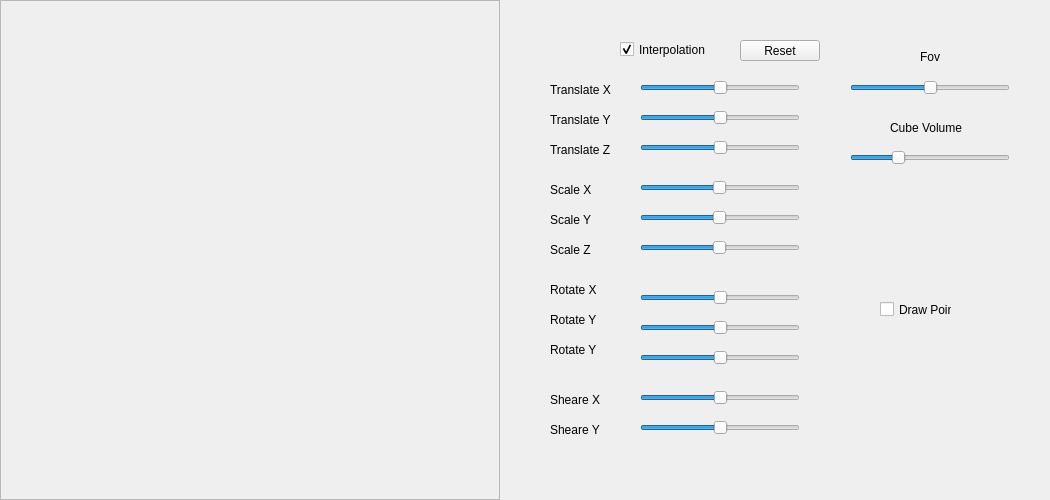
Before: the Qt Designer form transformation3d.ui in RafikFafik/miniGimp, drawn with Qt 5.
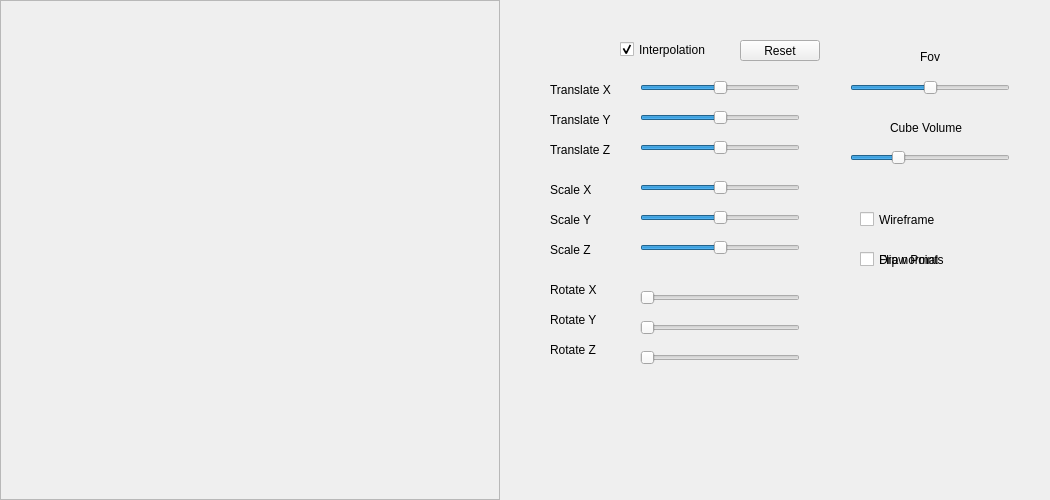
After: the same form once the commit is applied.

Patch:
```diff
--- a/transformation3d.ui
+++ b/transformation3d.ui
@@ -42,7 +42,7 @@
     <number>360</number>
    </property>
    <property name="value">
-    <number>180</number>
+    <number>0</number>
    </property>
    <property name="orientation">
     <enum>Qt::Horizontal</enum>
@@ -93,7 +93,7 @@
     </rect>
    </property>
    <property name="minimum">
-    <number>1</number>
+    <number>0</number>
    </property>
    <property name="maximum">
     <number>200</number>
@@ -128,53 +128,18 @@
     </rect>
    </property>
    <property name="minimum">
-    <number>1</number>
-   </property>
-   <property name="maximum">
-    <number>200</number>
-   </property>
-   <property name="value">
-    <number>100</number>
-   </property>
-   <property name="orientation">
-    <enum>Qt::Horizontal</enum>
-   </property>
-  </widget>
-  <widget class="QSlider" name="sheareX">
-   <property name="geometry">
-    <rect>
-     <x>640</x>
-     <y>390</y>
-     <width>160</width>
-     <height>16</height>
-    </rect>
-   </property>
-   <property name="minimum">
-    <number>-100</number>
-   </property>
-   <property name="maximum">
-    <number>100</number>
-   </property>
-   <property name="value">
     <number>0</number>
    </property>
+   <property name="maximum">
+    <number>200</number>
+   </property>
+   <property name="value">
+    <number>100</number>
+   </property>
    <property name="orientation">
     <enum>Qt::Horizontal</enum>
    </property>
   </widget>
-  <widget class="QLabel" name="label_sheareX">
-   <property name="geometry">
-    <rect>
-     <x>550</x>
-     <y>390</y>
-     <width>71</width>
-     <height>20</height>
-    </rect>
-   </property>
-   <property name="text">
-    <string>Sheare X</string>
-   </property>
-  </widget>
   <widget class="QLabel" name="label_translateX">
    <property name="geometry">
     <rect>
@@ -214,19 +179,6 @@
     <string>Translate Y</string>
    </property>
   </widget>
-  <widget class="QLabel" name="label_sheareY">
-   <property name="geometry">
-    <rect>
-     <x>550</x>
-     <y>420</y>
-     <width>71</width>
-     <height>20</height>
-    </rect>
-   </property>
-   <property name="text">
-    <string>Sheare Y</string>
-   </property>
-  </widget>
   <widget class="QCheckBox" name="interpolation">
    <property name="geometry">
     <rect>
@@ -281,28 +233,6 @@
     <enum>QFrame::Raised</enum>
    </property>
   </widget>
-  <widget class="QSlider" name="sheareY">
-   <property name="geometry">
-    <rect>
-     <x>640</x>
-     <y>420</y>
-     <width>160</width>
-     <height>16</height>
-    </rect>
-   </property>
-   <property name="minimum">
-    <number>-100</number>
-   </property>
-   <property name="maximum">
-    <number>100</number>
-   </property>
-   <property name="value">
-    <number>0</number>
-   </property>
-   <property name="orientation">
-    <enum>Qt::Horizontal</enum>
-   </property>
-  </widget>
   <widget class="QSlider" name="translateZ">
    <property name="geometry">
     <rect>
@@ -348,7 +278,7 @@
     </rect>
    </property>
    <property name="minimum">
-    <number>1</number>
+    <number>0</number>
    </property>
    <property name="maximum">
     <number>200</number>
@@ -402,7 +332,7 @@
     <number>360</number>
    </property>
    <property name="value">
-    <number>180</number>
+    <number>0</number>
    </property>
    <property name="orientation">
     <enum>Qt::Horizontal</enum>
@@ -424,7 +354,7 @@
     <number>360</number>
    </property>
    <property name="value">
-    <number>180</number>
+    <number>0</number>
    </property>
    <property name="orientation">
     <enum>Qt::Horizontal</enum>
@@ -440,7 +370,7 @@
     </rect>
    </property>
    <property name="text">
-    <string>Rotate Y</string>
+    <string>Rotate Z</string>
    </property>
   </widget>
   <widget class="QLabel" name="label_fov">
@@ -484,12 +414,12 @@
     <enum>Qt::Horizontal</enum>
    </property>
   </widget>
-  <widget class="QCheckBox" name="checkBox">
+  <widget class="QCheckBox" name="draw_points">
    <property name="geometry">
     <rect>
-     <x>880</x>
-     <y>300</y>
-     <width>72</width>
+     <x>860</x>
+     <y>250</y>
+     <width>101</width>
      <height>19</height>
     </rect>
    </property>
@@ -538,6 +468,32 @@
     <bool>false</bool>
    </property>
   </widget>
+  <widget class="QCheckBox" name="wireframe">
+   <property name="geometry">
+    <rect>
+     <x>860</x>
+     <y>210</y>
+     <width>131</width>
+     <height>19</height>
+    </rect>
+   </property>
+   <property name="text">
+    <string>Wireframe</string>
+   </property>
+  </widget>
+  <widget class="QCheckBox" name="flip_normal">
+   <property name="geometry">
+    <rect>
+     <x>860</x>
+     <y>250</y>
+     <width>101</width>
+     <height>19</height>
+    </rect>
+   </property>
+   <property name="text">
+    <string>Flip normal</string>
+   </property>
+  </widget>
  </widget>
  <resources/>
  <connections/>
```
